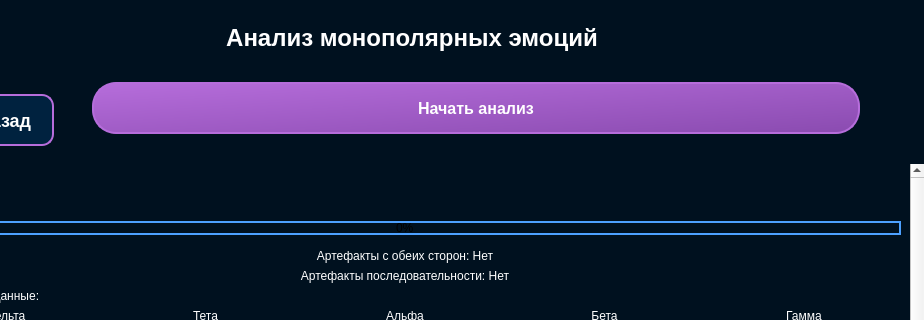
Old version of the form BrainBit/neurosamples-main/Bit/ui/EmotionMonopolarScreenRuUI.ui in the repository simai1/sfedu-hackathon-2025; both pictures show x 100 to 1024 and y 0 to 320 of the 1024 by 768 pixel window.
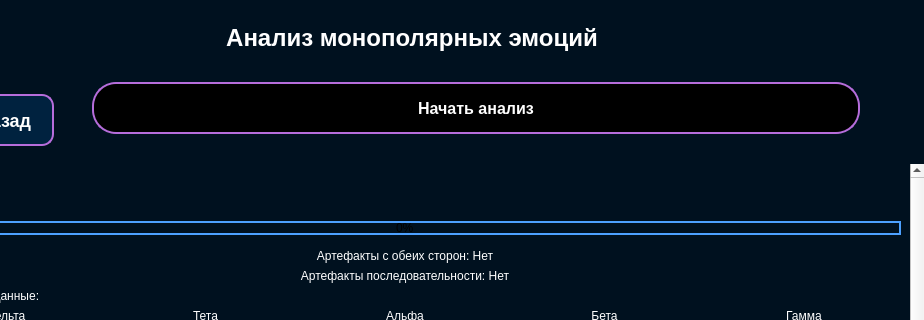
New version of the form.

```diff
--- a/BrainBit/neurosamples-main/Bit/ui/EmotionMonopolarScreenRuUI.ui
+++ b/BrainBit/neurosamples-main/Bit/ui/EmotionMonopolarScreenRuUI.ui
@@ -24,14 +24,14 @@
 }
 
 QPushButton {
-	background-color: qlineargradient(x1: 0, y1: 0, x2: 1, y2: 1, stop: 0 #B66DDB, stop: 1 #8A4BB0);
-	border-radius: 24px;
+	background-color: black;
+	border: 2px solid #B66DDB;
 	color: white;
 	font-size: 16px;
 	font-weight: 500;
 	height: 48px;
 	padding: 0 24px;
-	border: 2px solid #B66DDB;
+	border-radius: 24px;
 	transition: all 0.3s ease;
 }
 
```
Left out of the diff: 8 changed lines with no effect on the pictures.
